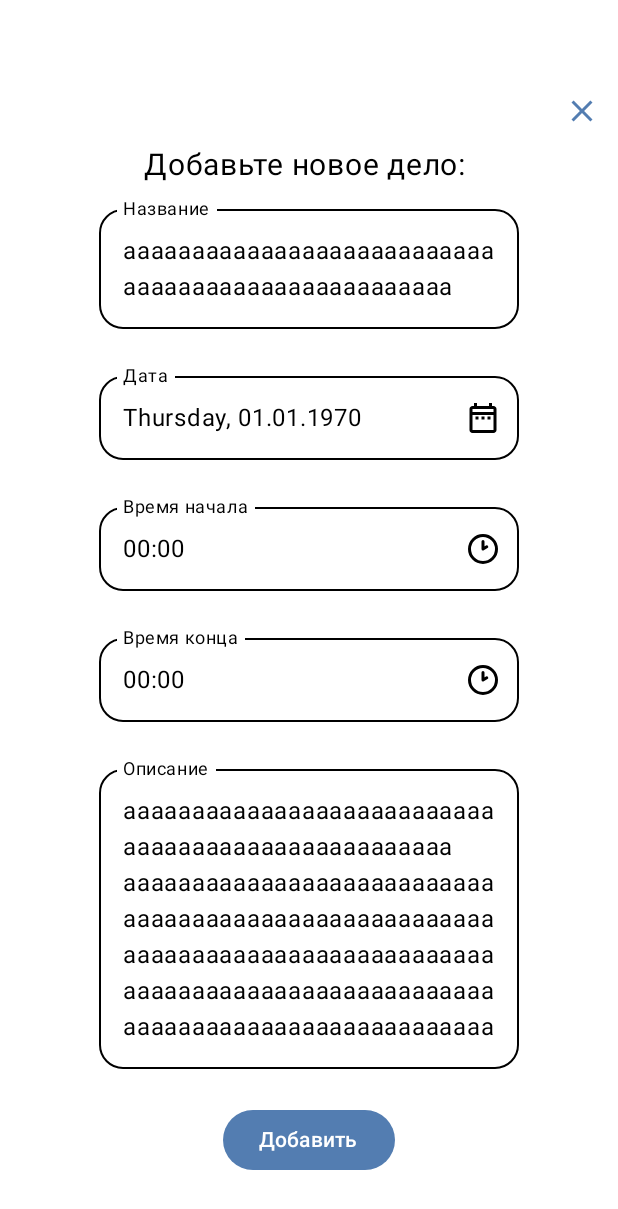
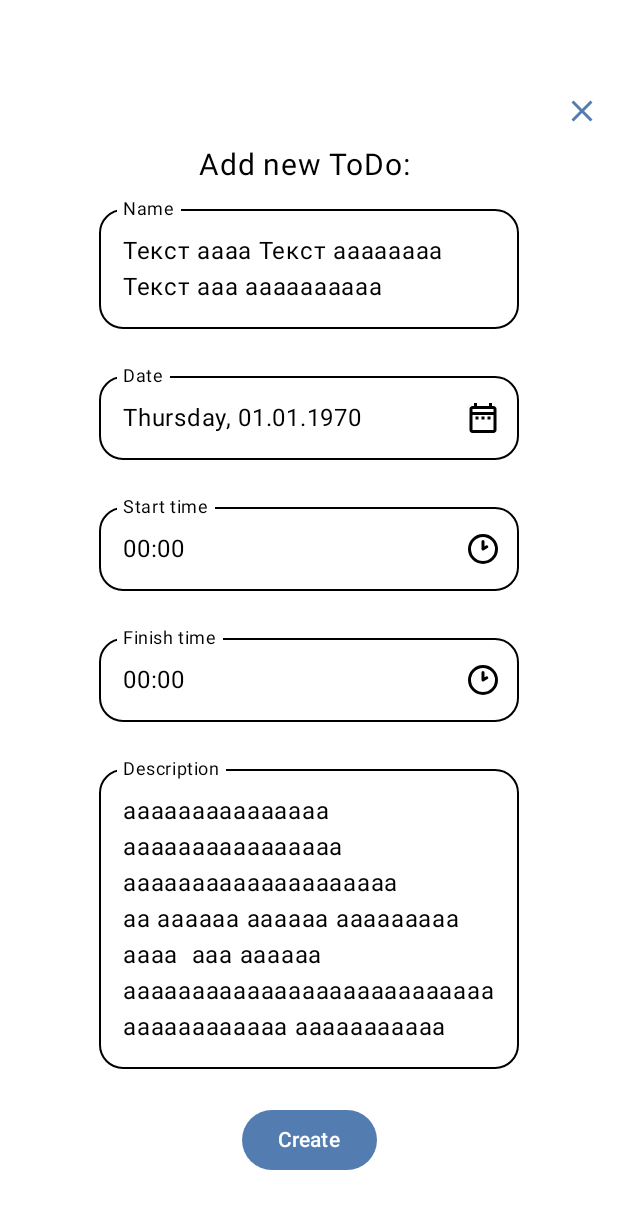
Before and after one commit to MAKS125X/DailyPlanner, an Android app built with Jetpack Compose: the @Preview function ToDoInfoStateDayPreview, on a phone screen of 412 x 824 dp. Shown: the top 1209 px of the screen. Run offline under Robolectric (Android 15) with nearby library versions, the phone set to English and light mode, and no system bars.

Commit message:
Extracted string resourses

```diff
--- a/app/src/main/java/com/example/dailyplaner/data/ToDoRepository.kt
+++ b/app/src/main/java/com/example/dailyplaner/data/ToDoRepository.kt
@@ -33,18 +33,18 @@ class ToDoRepository(localDataSource: AppDatabase) {
         }
     }
 
-    @Throws(IllegalArgumentException::class)
+    @Throws(EmptyToDoNameException::class, InvalidToDoDateRangeException::class)
     suspend fun saveToDo(
         toDoLongView: ToDoLongView
     ) {
 
         if (toDoLongView.name.isEmpty()) {
-            throw EmptyToDoNameException("Дело должно иметь имя")
+            throw EmptyToDoNameException()
         }
         if (toDoLongView.hourFinish < toDoLongView.hourStart ||
             toDoLongView.hourFinish == toDoLongView.hourStart && toDoLongView.minuteFinish < toDoLongView.minuteStart
         ) {
-            throw InvalidToDoDateRangeException("Дело должно оканчиваться после начала")
+            throw InvalidToDoDateRangeException()
         }
 
         val toDo = ToDoLongMapper.toDto(toDoLongView)
--- a/app/src/main/java/com/example/dailyplaner/data/exceptions/ToDoExceptions.kt
+++ b/app/src/main/java/com/example/dailyplaner/data/exceptions/ToDoExceptions.kt
@@ -1,4 +1,4 @@
 package com.example.dailyplaner.data.exceptions
 
-class EmptyToDoNameException(message: String) : Exception(message)
-class InvalidToDoDateRangeException(message: String) : Exception(message)
+class EmptyToDoNameException : Exception()
+class InvalidToDoDateRangeException : Exception()
--- a/app/src/main/java/com/example/dailyplaner/presentation/screens/to_do_info/TimePickerDialog.kt
+++ b/app/src/main/java/com/example/dailyplaner/presentation/screens/to_do_info/TimePickerDialog.kt
@@ -19,7 +19,9 @@ import androidx.compose.runtime.Composable
 import androidx.compose.ui.Alignment
 import androidx.compose.ui.Modifier
 import androidx.compose.ui.graphics.Color
+import androidx.compose.ui.res.stringResource
 import androidx.compose.ui.unit.dp
+import com.example.dailyplaner.R
 
 @OptIn(ExperimentalMaterial3Api::class)
 @Composable
@@ -76,14 +78,14 @@ fun TimePickerDialog(
                 horizontalArrangement = Arrangement.End
             ) {
                 TextButton(onClick = onHideRequest) {
-                    Text(text = "Скрыть")
+                    Text(text = stringResource(R.string.cancel_button))
                 }
                 TextButton(
                     onClick = {
                         onConfirmRequest(timePickerState.hour, timePickerState.minute)
                     }
                 ) {
-                    Text(text = "Подтвердить")
+                    Text(text = stringResource(R.string.accept_button))
                 }
             }
         }
--- a/app/src/main/java/com/example/dailyplaner/presentation/screens/to_do_info/ToDoInfoScreen.kt
+++ b/app/src/main/java/com/example/dailyplaner/presentation/screens/to_do_info/ToDoInfoScreen.kt
@@ -32,6 +32,7 @@ import androidx.compose.ui.Alignment
 import androidx.compose.ui.Modifier
 import androidx.compose.ui.graphics.vector.ImageVector
 import androidx.compose.ui.platform.LocalContext
+import androidx.compose.ui.res.stringResource
 import androidx.compose.ui.res.vectorResource
 import androidx.compose.ui.tooling.preview.Devices.PIXEL_3_XL
 import androidx.compose.ui.tooling.preview.Preview
@@ -58,7 +59,7 @@ fun ToDoInfoScreen(
     when (val result = uiState.addResult) {
         is ToDoInfoState.AddingResult.DatabaseError -> {
             LaunchedEffect(uiState.addResult) {
-                Toast.makeText(context, result.errorMessage, Toast.LENGTH_LONG).show()
+                Toast.makeText(context, result.errorMessage.asString(context), Toast.LENGTH_LONG).show()
             }
         }
 
@@ -73,7 +74,8 @@ fun ToDoInfoScreen(
     when (val result = uiState.deleteResult) {
         is ToDoInfoState.DeleteResult.DatabaseError -> {
             LaunchedEffect(uiState.addResult) {
-                Toast.makeText(context, result.errorMessage, Toast.LENGTH_LONG).show()
+                Toast.makeText(context, result.errorMessage.asString(context), Toast.LENGTH_LONG)
+                    .show()
             }
         }
 
@@ -143,12 +145,15 @@ fun ToDoInfoScreen(
                     colors = IconButtonDefaults
                         .iconButtonColors(contentColor = colorScheme.primary)
                 ) {
-                    Icon(imageVector = Icons.Outlined.Close, contentDescription = "Закрыть")
+                    Icon(
+                        imageVector = Icons.Outlined.Close,
+                        contentDescription = stringResource(R.string.close_content_description)
+                    )
                 }
             }
             if (uiState.currentToDoId == -1) {
                 Text(
-                    text = "Добавьте новое дело: ",
+                    text = stringResource(R.string.add_to_do),
                     style = MaterialTheme.typography.headlineLarge
                 )
                 Spacer(modifier = Modifier.height(10.dp))
@@ -156,11 +161,12 @@ fun ToDoInfoScreen(
             OutlinedTextField(
                 value = uiState.nameText,
                 onValueChange = { onToDoEvent(ToDoInfoEvent.ChangeName(it)) },
-                label = { Text("Название") },
-                supportingText = { Text(text = uiState.nameTextError) },
+                label = { Text(stringResource(R.string.to_do_name)) },
+                supportingText = { Text(text = uiState.nameTextError.asString()) },
                 maxLines = 2,
                 isError = uiState.showNameTextError,
                 shape = RoundedCornerShape(16.dp),
+
                 colors = outlinedTextFieldColors(),
                 modifier = Modifier.width(280.dp),
             )
@@ -168,18 +174,25 @@ fun ToDoInfoScreen(
             OutlinedTextField(
                 value = dateFormatter.format(Date(uiState.dateInMillis)) ?: "",
                 onValueChange = {},
-                label = { Text("Дата") },
+                label = { Text(stringResource(R.string.to_do_date)) },
                 readOnly = true,
                 shape = RoundedCornerShape(16.dp),
                 trailingIcon = {
-                    IconButton(onClick = { onToDoEvent(ToDoInfoEvent.OpenDatePicker) }) {
+                    IconButton(
+                        onClick = { onToDoEvent(ToDoInfoEvent.OpenDatePicker) },
+                        colors = if (uiState.showDateInMillisError)
+                            IconButtonDefaults.iconButtonColors(
+                                contentColor = colorScheme.error
+                            )
+                        else IconButtonDefaults.iconButtonColors()
+                    ) {
                         Icon(
                             imageVector = Icons.Outlined.DateRange,
-                            contentDescription = "Дата",
+                            contentDescription = stringResource(R.string.change_date_button),
                         )
                     }
                 },
-                supportingText = { Text(text = uiState.dateInMillisError) },
+                supportingText = { Text(text = uiState.dateInMillisError.asString()) },
                 isError = uiState.showDateInMillisError,
                 colors = outlinedTextFieldColors()
             )
@@ -187,43 +200,53 @@ fun ToDoInfoScreen(
             OutlinedTextField(
                 value = formatTime(uiState.startHour, uiState.startMinute),
                 onValueChange = {},
-                label = { Text("Время начала") },
+                label = { Text(stringResource(R.string.start_time)) },
                 readOnly = true,
                 shape = RoundedCornerShape(16.dp),
                 trailingIcon = {
                     IconButton(
                         onClick = { onToDoEvent(ToDoInfoEvent.OpenStartTimePicker) },
-//                        colors = IconButtonDefaults.iconButtonColors(contentColor = colorScheme.primary)
+                        colors = if (uiState.showStartMinuteError)
+                            IconButtonDefaults.iconButtonColors(
+                                contentColor = colorScheme.error
+                            )
+                        else IconButtonDefaults.iconButtonColors()
                     ) {
                         Icon(
                             imageVector = ImageVector.vectorResource(id = R.drawable.clock),
-                            contentDescription = "Время начала дела",
+                            contentDescription = stringResource(R.string.change_start_time),
                             modifier = Modifier.fillMaxSize(0.6f)
                         )
                     }
                 },
-                supportingText = { Text(text = uiState.startMinuteError) },
+                supportingText = { Text(text = uiState.startMinuteError.asString()) },
                 isError = uiState.showStartMinuteError,
-
                 colors = outlinedTextFieldColors()
             )
             Spacer(modifier = Modifier.height(verticalTextFieldSpacerHeight))
             OutlinedTextField(
                 value = formatTime(uiState.finishHour, uiState.finishMinute),
                 onValueChange = {},
-                label = { Text("Время конца") },
+                label = { Text(stringResource(R.string.finish_time)) },
                 readOnly = true,
                 shape = RoundedCornerShape(16.dp),
                 trailingIcon = {
-                    IconButton(onClick = { onToDoEvent(ToDoInfoEvent.OpenFinishTimePicker) }) {
+                    IconButton(
+                        onClick = { onToDoEvent(ToDoInfoEvent.OpenFinishTimePicker) },
+                        colors = if (uiState.showFinishMinuteError)
+                            IconButtonDefaults.iconButtonColors(
+                                contentColor = colorScheme.error
+                            )
+                        else IconButtonDefaults.iconButtonColors()
+                    ) {
                         Icon(
                             imageVector = ImageVector.vectorResource(id = R.drawable.clock),
-                            contentDescription = "Время начала дела",
+                            contentDescription = stringResource(R.string.change_finish_time),
                             modifier = Modifier.fillMaxSize(0.6f)
                         )
                     }
                 },
-                supportingText = { Text(text = uiState.finishMinuteError) },
+                supportingText = { Text(text = uiState.finishMinuteError.asString()) },
                 isError = uiState.showFinishMinuteError,
                 colors = outlinedTextFieldColors()
             )
@@ -231,7 +254,7 @@ fun ToDoInfoScreen(
             OutlinedTextField(
                 value = uiState.descriptionText,
                 onValueChange = { onToDoEvent(ToDoInfoEvent.ChangeDescription(it)) },
-                label = { Text("Описание") },
+                label = { Text(stringResource(R.string.description)) },
                 shape = RoundedCornerShape(16.dp),
                 supportingText = { Text(text = "") },
                 colors = outlinedTextFieldColors(),
@@ -252,7 +275,11 @@ fun ToDoInfoScreen(
                             containerColor = colorScheme.primary
                         )
                     ) {
-                        Text(text = if (uiState.currentToDoId == -1) "Добавить" else "Обновить")
+                        Text(
+                            text = if (uiState.currentToDoId == -1)
+                                stringResource(R.string.add_button)
+                            else stringResource(R.string.update_button)
+                        )
                     }
                 }
 
@@ -267,7 +294,7 @@ fun ToDoInfoScreen(
                         ) {
                             Icon(
                                 imageVector = Icons.Outlined.Delete,
-                                contentDescription = "Удалить дело"
+                                contentDescription = stringResource(R.string.delete_to_do)
                             )
                         }
                     }
@@ -289,14 +316,14 @@ fun ToDoInfoStateDayPreview() {
                 startMinute = 0,
                 finishHour = 0,
                 finishMinute = 0,
-                nameText = "aaaaaaaaaaaaaaaaaaaaaaaaaaaaaaaaaaaaaaaaaaaaaaaaaaa",
-                descriptionText = "aaaaaaaaaaaaaaaaaaaaaaaaaaaaaaaaaaaaaaaaaaaaaaaaaaa\n" +
-                        "aaaaaaaaaaaaaaaaaaaaaaaaaaaaaaaaaaaaaaaaaaaaaaaaaaa" +
-                        "aaaaaaaaaaaaaaaaaaaaaaaaaaaaaaaaaaaaaaaaaaaaaaaaaaa" +
-                        "aaaaaaaaaaaaaaaaaaaaaaaaaaaaaaaaaaaaaaaaaaaaaaaaaaa" +
-                        "aaaaaaaaaaaaaaaaaaaaaaaaaaaaaaaaaaaaaaaaaaaaaaaaaaa" +
-                        "aaaaaaaaaaaaaaaaaaaaaaaaaaaaaaaaaaaaaaaaaaaaaaaaaaa" +
-                        "aaaaaaaaaaaaaaaaaaaaaaaaaaaaaaaaaaaaaaaaaaaaaaaaaaa"
+                nameText = "Текст aaaa Текст aaaaaaaa Текст aaa aaaaaaaaaa",
+                descriptionText = "aaaaaaaaaaaaaaa aaaaaaaaaaaaaaaa aaaaaaaaaaaaaaaaaaaa\n" +
+                        "aa aaaaaa aaaaaa aaaaaaaaa aaaa  aaa aaaaaa aaaaaaaaaaaaaaa" +
+                        "aaaaaaaaaaaa aaaaaaaaaaaa aaaaaaaaaaa aaaa aaaaaa aaaaaa" +
+                        "aaaaaaaaa aaaaaaaaa aaaaaaaaaa aaaaaaaaa aaaaaaa aaaaaaa" +
+                        "aaaaaaaaa aaaaaaaaaaaaaaa aaaaaaaaaaa aaaaaaaaaaaaaaaa" +
+                        "aaaaaaaaaa aaaaaaa aaaaaaaaaaaaaaaaaaaaaaaaaaa aaaaaaa" +
+                        "aaaaaaaaaaaaaaaaaaaaaaa aaaa aaaaaaaaaaaaaa aaaaaaaaaa"
             ),
             {},
             {}
--- a/app/src/main/java/com/example/dailyplaner/presentation/screens/to_do_info/ToDoInfoState.kt
+++ b/app/src/main/java/com/example/dailyplaner/presentation/screens/to_do_info/ToDoInfoState.kt
@@ -1,4 +1,6 @@
 package com.example.dailyplaner.presentation.screens.to_do_info
+
+import com.example.dailyplaner.presentation.ui.theme.UiText
 
 data class ToDoInfoState(
     val currentToDoId: Int? = null,
@@ -10,25 +12,25 @@ data class ToDoInfoState(
     val showDatePicker: Boolean = false,
 
     val dateInMillis: Long = 0,
-    val dateInMillisError: String = "",
+    val dateInMillisError: UiText = UiText.DynamicString(""),
     val showDateInMillisError: Boolean = false,
 
     val startHour: Int = 0,
     val startMinute: Int = 0,
-    val startMinuteError: String = "",
+    val startMinuteError: UiText = UiText.DynamicString(""),
     val showStartMinuteError: Boolean = false,
 
     val finishHour: Int = 0,
     val finishMinute: Int = 0,
-    val finishMinuteError: String = "",
+    val finishMinuteError: UiText = UiText.DynamicString(""),
     val showFinishMinuteError: Boolean = false,
 
     val nameText: String = "",
-    val nameTextError: String = "",
+    val nameTextError: UiText = UiText.DynamicString(""),
     val showNameTextError: Boolean = false,
 
     val descriptionText: String = "",
-    val descriptionTextError: String = "",
+    val descriptionTextError: UiText = UiText.DynamicString(""),
     val showDescriptionTextError: Boolean = false,
 
     val isLoading: Boolean = false,
@@ -40,14 +42,14 @@ data class ToDoInfoState(
 ) {
     sealed class AddingResult {
         object Success : AddingResult()
-        class DatabaseError(val errorMessage: String) : AddingResult()
-        class ValidationError(val errorMessage: String) : AddingResult()
+        class DatabaseError(val errorMessage: UiText) : AddingResult()
+        class ValidationError(val errorMessage: UiText) : AddingResult()
         object Nothing : AddingResult()
     }
 
     sealed class DeleteResult {
         class Success(countOfDeletedRows: Int) : DeleteResult()
-        class DatabaseError(val errorMessage: String) : DeleteResult()
+        class DatabaseError(val errorMessage: UiText) : DeleteResult()
         object Nothing : DeleteResult()
     }
 }
--- /dev/null
+++ b/app/src/main/java/com/example/dailyplaner/presentation/ui/theme/UiText.kt
@@ -0,0 +1,27 @@
+package com.example.dailyplaner.presentation.ui.theme
+
+import android.content.Context
+import androidx.annotation.StringRes
+import androidx.compose.runtime.Composable
+import androidx.compose.ui.res.stringResource
+
+sealed class UiText {
+    data class DynamicString(val value: String) : UiText()
+    class StringResource(
+        @StringRes val resId: Int,
+        vararg val args: Any
+    ) : UiText()
+
+    @Composable
+    fun asString(): String =
+        when (this) {
+            is DynamicString -> value
+            is StringResource -> stringResource(resId, *args)
+        }
+
+    fun asString(context: Context): String =
+        when (this) {
+            is DynamicString -> value
+            is StringResource -> context.getString(resId, *args)
+        }
+}
--- a/app/src/main/res/values/strings.xml
+++ b/app/src/main/res/values/strings.xml
@@ -1,3 +1,27 @@
 <resources>
     <string name="app_name">DailyPlaner</string>
+    <string name="add_to_do">"Add new ToDo: "</string>
+    <string name="close_content_description">Close</string>
+    <string name="accept_button">Accept</string>
+    <string name="cancel_button">Cancel</string>
+    <string name="to_do_name">Name</string>
+    <string name="to_do_date">Date</string>
+    <string name="change_date_button">Change date</string>
+    <string name="start_time">Start time</string>
+    <string name="change_start_time">Change start time</string>
+    <string name="finish_time">Finish time</string>
+    <string name="change_finish_time">Change finish time</string>
+    <string name="description">Description</string>
+    <string name="add_button">Create</string>
+    <string name="update_button">Update</string>
+    <string name="delete_to_do">Delete</string>
+    <string name="incorrect_data">Incorrect data</string>
+    <string name="database_error">Error adding to databases</string>
+    <string name="to_do_exist">This ToDo has already been deleted</string>
+    <string name="internal_error">Internal error, open ToDo again</string>
+    <string name="delete_to_do_title">Delete this ToDo?</string>
+    <string name="delete_button">Delete</string>
+    <string name="no_added_to_do">You haven\'t added any ToDo\'s to this date yet :(</string>
+    <string name="to_do_must_have_name">ToDo must have a name</string>
+    <string name="to_do_should_finish_after_starting">ToDo should finish after the starting</string>
 </resources>
```
Also changed, not shown: app/src/main/java/com/example/dailyplaner/presentation/screens/planner/PlannerScreen.kt (+10 -3 lines), app/src/main/java/com/example/dailyplaner/presentation/screens/to_do_info/DeleteToDoAlertDialog.kt (+5 -3 lines), app/src/main/java/com/example/dailyplaner/presentation/screens/to_do_info/ToDoInfoViewModel.kt (+21 -12 lines), 1 other file.
